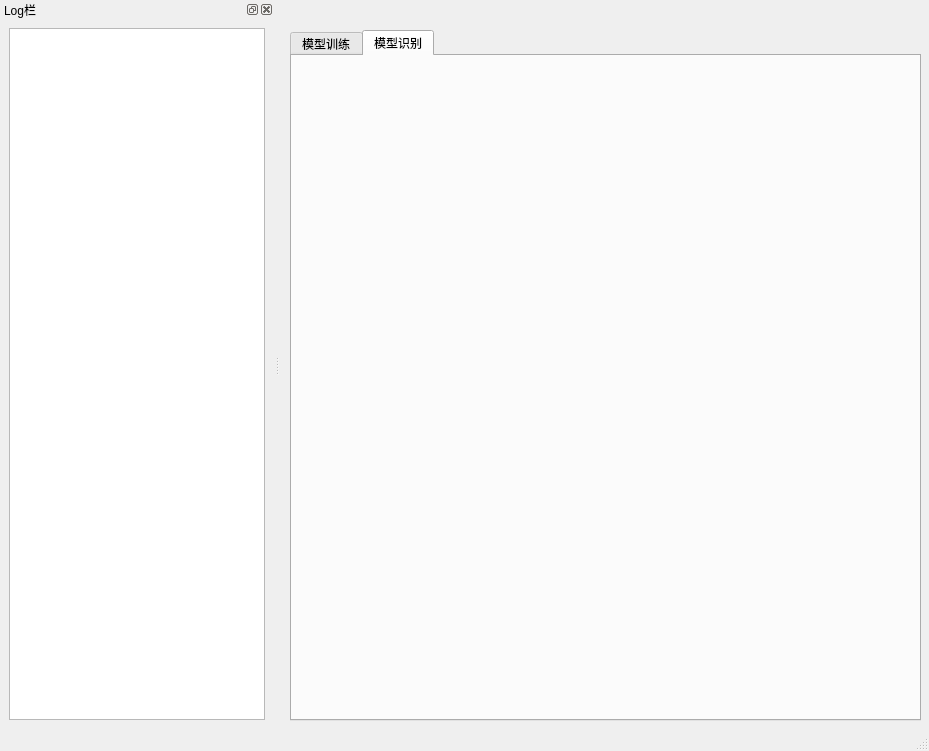
Before: the Qt Designer form UIMain.ui in chengli990412/HandWritingRecognition, drawn with Qt 5.
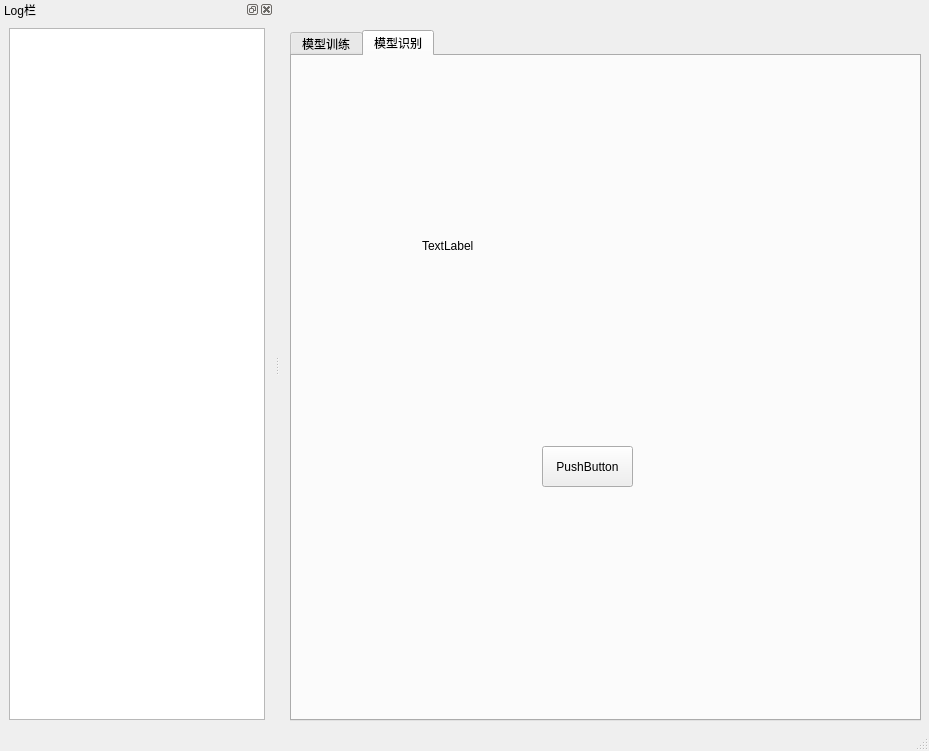
After: the same form once the commit is applied. The open tabs and pages were chosen to show the change.

What changed in the file:
```diff
--- a/UIMain.ui
+++ b/UIMain.ui
@@ -106,6 +106,32 @@
      <attribute name="title">
       <string>模型识别</string>
      </attribute>
+     <widget class="QLabel" name="label">
+      <property name="geometry">
+       <rect>
+        <x>130</x>
+        <y>40</y>
+        <width>300</width>
+        <height>300</height>
+       </rect>
+      </property>
+      <property name="text">
+       <string>TextLabel</string>
+      </property>
+     </widget>
+     <widget class="QPushButton" name="pushButton">
+      <property name="geometry">
+       <rect>
+        <x>250</x>
+        <y>390</y>
+        <width>91</width>
+        <height>41</height>
+       </rect>
+      </property>
+      <property name="text">
+       <string>PushButton</string>
+      </property>
+     </widget>
     </widget>
    </widget>
   </widget>
```
Left out of the diff: 10 changed lines with no effect on the pictures.
